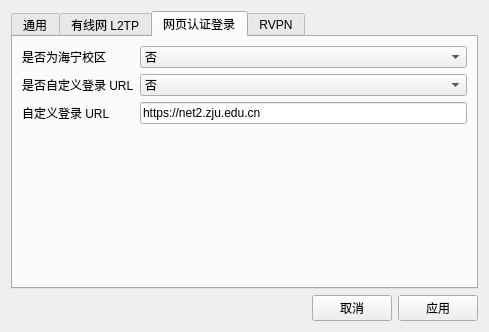
First picture: the form in settingwindow/settingwindow.ui, repository Mythologyli/ZJU-Connect-for-Windows, before the edit.
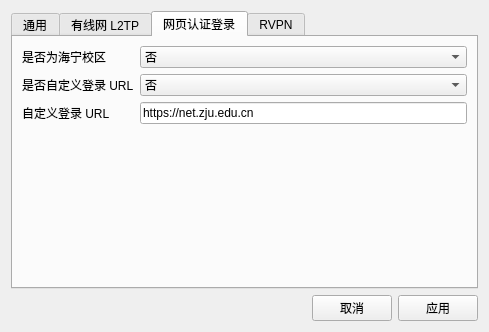
Second picture: the form after the edit. The open tabs and pages were chosen to show the change.

Commit message: feat: set default web login url to net.zju.edu.cn

Patch:
```diff
--- a/settingwindow/settingwindow.ui
+++ b/settingwindow/settingwindow.ui
@@ -319,7 +319,7 @@
           </font>
          </property>
          <property name="text">
-          <string>https://net2.zju.edu.cn</string>
+          <string>https://net.zju.edu.cn</string>
          </property>
         </widget>
        </item>
```
The commit also changes 2 other files.
